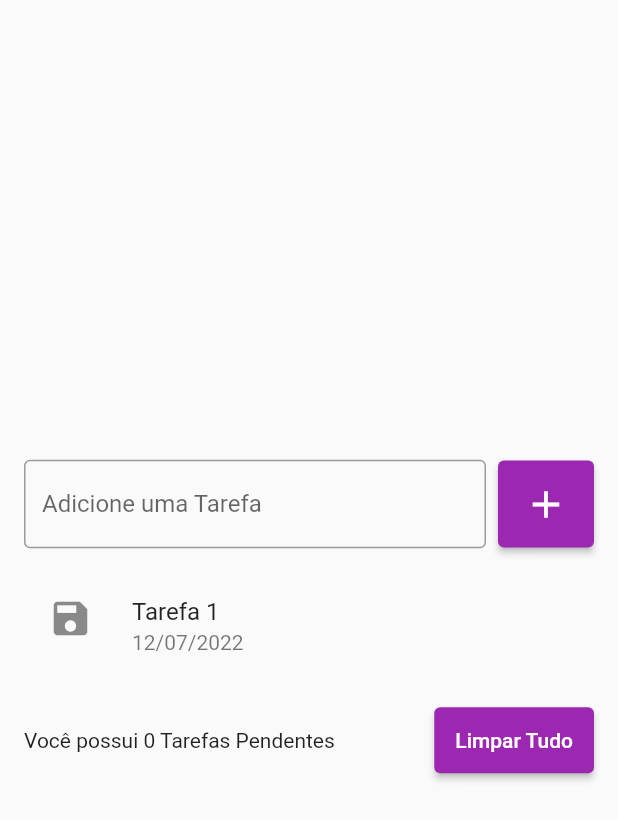
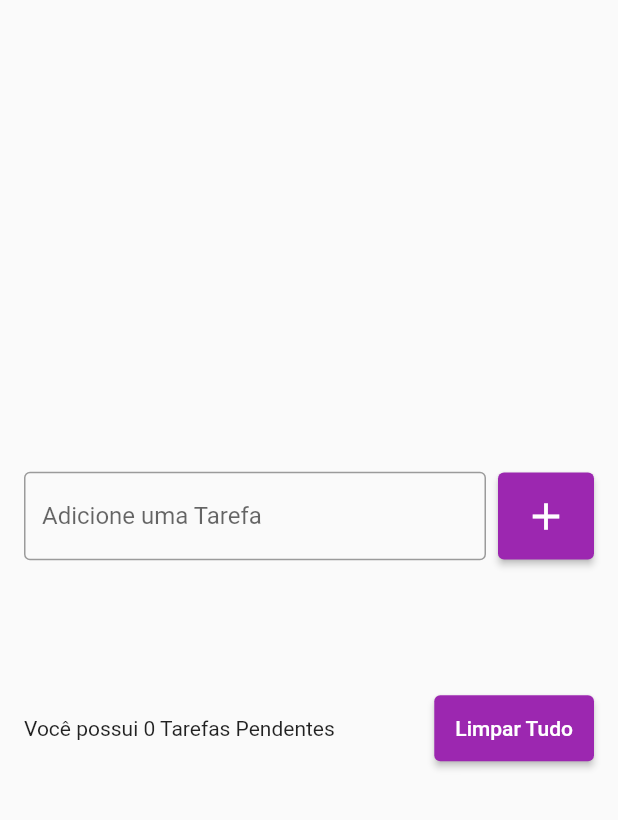
Before and after one commit to zupy-fmartinelli/todo_list, a Flutter app: the screen it shows after launch, after a tap on the "add" icon, on a phone screen of 412 x 824 dp. Shown: the top 820 px of the screen. Run offline on Flutter 3.47's test engine with Material 2 defaults, Android fonts, the phone set to English and light mode, and no system bars.

Commit message:
ListView and Convert page to StatefullWidget

```diff
--- a/lib/pages/todo_list_page.dart
+++ b/lib/pages/todo_list_page.dart
@@ -1,7 +1,16 @@
 import 'package:flutter/material.dart';
 
-class TodoListPage extends StatelessWidget {
-  const TodoListPage({Key? key}) : super(key: key);
+class TodoListPage extends StatefulWidget {
+  TodoListPage({Key? key}) : super(key: key);
+
+  @override
+  State<TodoListPage> createState() => _TodoListPageState();
+}
+
+class _TodoListPageState extends State<TodoListPage> {
+  final TextEditingController todoController = TextEditingController();
+
+  List<String> todos = [];
 
   @override
   Widget build(BuildContext context) {
@@ -17,6 +26,7 @@ class TodoListPage extends StatelessWidget {
                   Expanded(
                     flex: 2,
                     child: TextField(
+                      controller: todoController,
                       decoration: InputDecoration(
                         border: OutlineInputBorder(),
                         labelText: 'Adicione uma Tarefa',
@@ -26,7 +36,13 @@ class TodoListPage extends StatelessWidget {
                   ),
                   SizedBox(width: 8),
                   ElevatedButton(
-                    onPressed: () {},
+                    onPressed: () {
+                      String text = todoController.text;
+                      setState(() {
+                        todos.add(text);
+                      });
+                      todoController.clear();
+                    },
                     style: ElevatedButton.styleFrom(
                       primary: Colors.purple,
                       padding: EdgeInsets.all(14),
@@ -40,21 +56,19 @@ class TodoListPage extends StatelessWidget {
               ),
               SizedBox(height: 16),
               //listview
-              ListView(
+              Flexible(
+                child: ListView(
                   shrinkWrap: true,
                   children: [
+                    for (String todo in todos)
                       ListTile(
-                    title: Text('Tarefa 1'),
-                    subtitle: Text('12/07/2022'),
-                    leading: Icon(
-                      Icons.save,
-                      size: 30,
-                    ),
+                        title: Text(todo),
                         onTap: () {
-                      print('Tarefa 1');
+                          print('Tarefa $todo');
                         },
                       )
                   ],
+                ),
               ),
               //linha de baixo
               SizedBox(height: 16),
```
Lines whose indentation alone changed are shown as unchanged.
